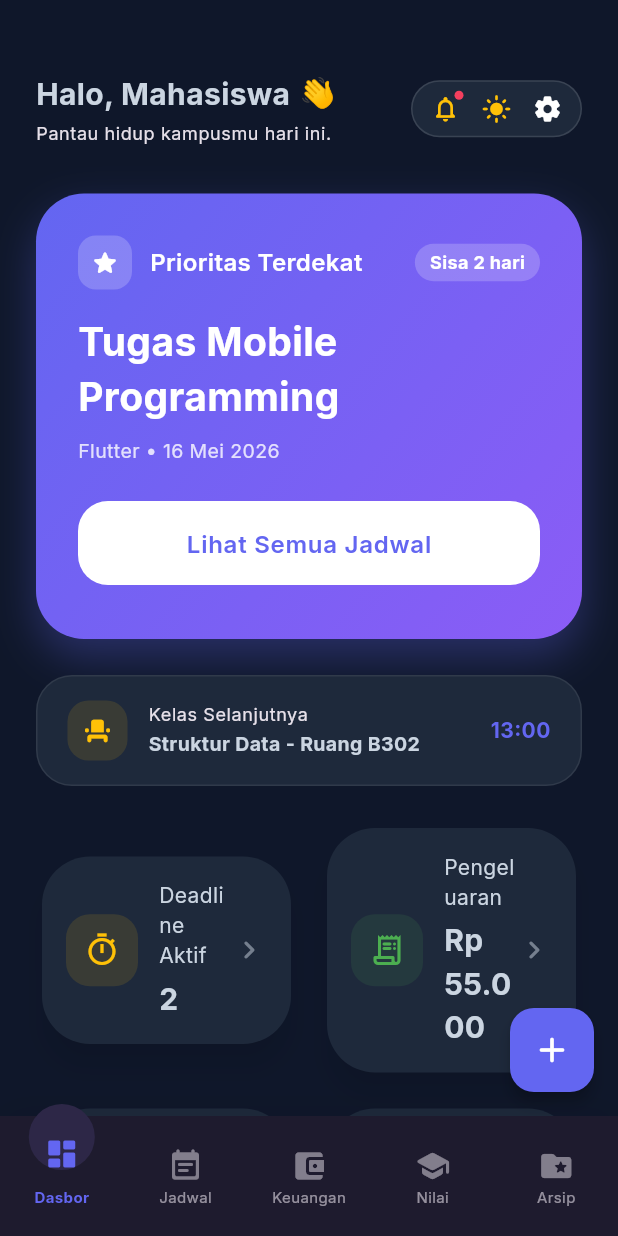
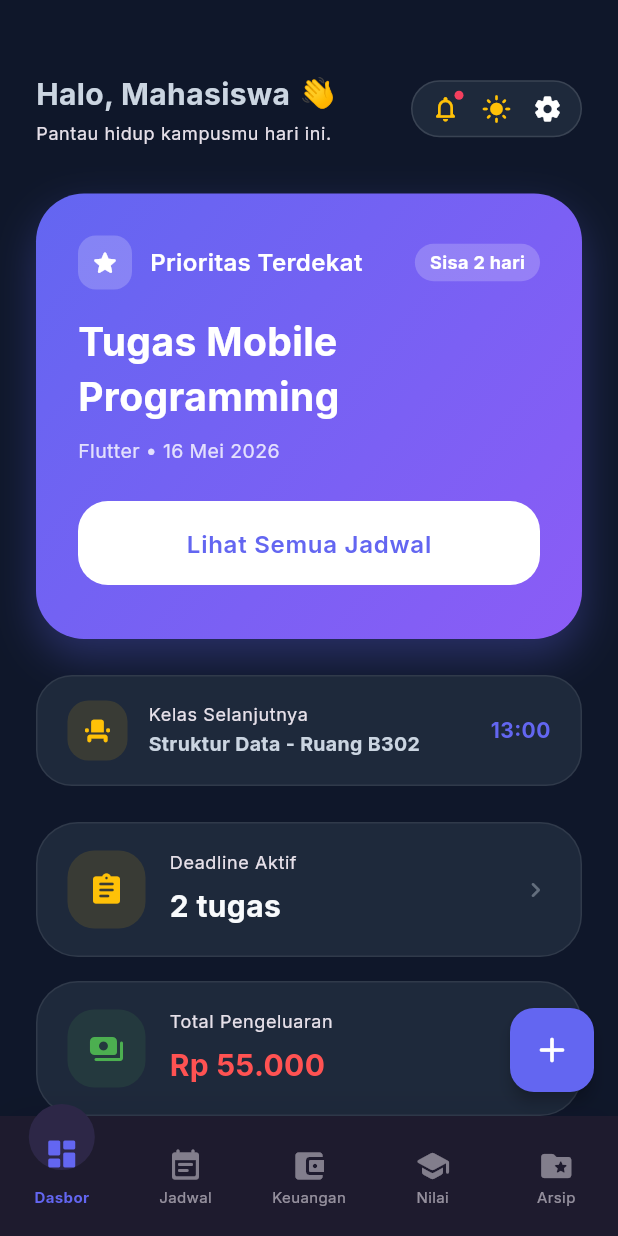
Before and after one commit to faiqurrohman/kampusgo_runner, a Flutter app: the DashboardScreen screen opened directly, on a phone screen of 412 x 824 dp. Run offline on Flutter 3.47's test engine with Material 3 defaults, Android fonts, the phone set to English and light mode, and no system bars; our stand-ins replace google_fonts.

Commit message:
perubahan layout

```diff
--- a/lib/screens/dashboard_screen.dart
+++ b/lib/screens/dashboard_screen.dart
@@ -391,17 +391,50 @@ class _Home extends StatelessWidget {
         ),
       ),
       const SizedBox(height: 24),
-      Row(children: [
-        Expanded(child: InfoCard(title: 'Deadline Aktif', value: '${next.length}', icon: Icons.timer_outlined, color: Colors.amber, onTap: () => onTabChange(1))),
-        const SizedBox(width: 16),
-        Expanded(child: InfoCard(title: 'Pengeluaran', value: Formatters.currency.format(data.totalExpense()), icon: Icons.receipt_long_rounded, color: Colors.green, onTap: () => onTabChange(2))),
-      ]),
-      const SizedBox(height: 16),
-      Row(children: [
-        Expanded(child: InfoCard(title: 'IPK Sementara', value: data.calculateGpa().toStringAsFixed(2), icon: Icons.grade_rounded, color: Colors.orange, onTap: () => onTabChange(3))),
-        const SizedBox(width: 16),
-        Expanded(child: InfoCard(title: 'Resource Hub', value: '${data.resources.length}', icon: Icons.folder_shared_outlined, color: AppTheme.primary, onTap: () => onTabChange(4))),
-      ]),
+      InfoCard(
+        title: 'Deadline Aktif',
+        value: '${next.length} tugas',
+        icon: Icons.assignment_rounded,
+        color: Colors.amber,
+        onTap: () => onTabChange(1),
+      ),
+      InfoCard(
+        title: 'Total Pengeluaran',
+        value: Formatters.currency.format(data.totalExpense()),
+        valueColor: Colors.redAccent,
+        icon: Icons.payments_rounded,
+        color: Colors.green,
+        onTap: () => onTabChange(2),
+      ),
+      InfoCard(
+        title: 'Prediksi IPK',
+        value: data.calculateGpa().toStringAsFixed(2),
+        icon: Icons.workspace_premium_rounded,
+        color: Colors.purpleAccent,
+        trailingWidget: SizedBox(
+          width: 40, height: 40,
+          child: Stack(
+            alignment: Alignment.center,
+            children: [
+              CircularProgressIndicator(
+                value: data.calculateGpa() / 4.0,
+                strokeWidth: 3.5,
+                backgroundColor: Theme.of(context).dividerColor.withOpacity(0.08),
+                color: Colors.purpleAccent,
+              ),
+              const Icon(Icons.star_rounded, size: 16, color: Colors.purpleAccent),
+            ],
+          ),
+        ),
+        onTap: () => onTabChange(3),
+      ),
+      InfoCard(
+        title: 'Resource Hub',
+        value: '${data.resources.length} tautan',
+        icon: Icons.folder_shared_rounded,
+        color: AppTheme.primary,
+        onTap: () => onTabChange(4),
+      ),
     ]));
   }
 }
--- a/lib/widgets/info_card.dart
+++ b/lib/widgets/info_card.dart
@@ -12,30 +12,61 @@ class InfoCard extends StatelessWidget {
 
   @override
   Widget build(BuildContext context) {
-    return Card(
+    return Container(
+      margin: const EdgeInsets.only(bottom: 16),
+      decoration: BoxDecoration(
+        color: Theme.of(context).colorScheme.surface,
+        borderRadius: BorderRadius.circular(28),
+        border: Border.all(color: Theme.of(context).dividerColor.withOpacity(0.08)),
+      ),
+      child: Material(
+        color: Colors.transparent,
         child: InkWell(
           onTap: onTap,
-        borderRadius: BorderRadius.circular(32),
+          borderRadius: BorderRadius.circular(28),
           child: Padding(
-          padding: const EdgeInsets.all(16),
+            padding: const EdgeInsets.symmetric(horizontal: 20, vertical: 18),
             child: Row(children: [
               Container(
-              padding: const EdgeInsets.all(12),
-              decoration: BoxDecoration(color: color.withOpacity(.12), borderRadius: BorderRadius.circular(16)),
-              child: Icon(icon, color: color),
+                padding: const EdgeInsets.all(14),
+                decoration: BoxDecoration(
+                  color: color.withOpacity(0.12),
+                  borderRadius: BorderRadius.circular(18),
                 ),
-            const SizedBox(width: 14),
-            Expanded(child: Column(crossAxisAlignment: CrossAxisAlignment.start, children: [
-              Text(title, style: Theme.of(context).textTheme.bodyMedium),
-              const SizedBox(height: 4),
-              Text(value, style: TextStyle(fontSize: 20, fontWeight: FontWeight.bold, color: valueColor)),
-            ])),
+                child: Icon(icon, color: color, size: 24),
+              ),
+              const SizedBox(width: 16),
+              Expanded(
+                child: Column(
+                  crossAxisAlignment: CrossAxisAlignment.start,
+                  children: [
+                    Text(
+                      title,
+                      style: Theme.of(context).textTheme.bodySmall?.copyWith(fontSize: 12),
+                    ),
+                    const SizedBox(height: 6),
+                    Text(
+                      value,
+                      style: TextStyle(
+                        fontSize: 20,
+                        fontWeight: FontWeight.bold,
+                        color: valueColor ?? Theme.of(context).textTheme.bodyLarge?.color,
+                      ),
+                    ),
+                  ],
+                ),
+              ),
               if (trailingWidget != null) ...[
                 trailingWidget!,
                 const SizedBox(width: 12),
               ],
-            Icon(Icons.chevron_right_rounded, color: Theme.of(context).textTheme.bodyMedium?.color?.withOpacity(0.5)),
+              Icon(
+                Icons.chevron_right_rounded,
+                size: 20,
+                color: Theme.of(context).textTheme.bodyMedium?.color?.withOpacity(0.4),
+              ),
             ]),
+          ),
         ),
       ),
     );
```
Lines whose indentation alone changed are shown as unchanged.
